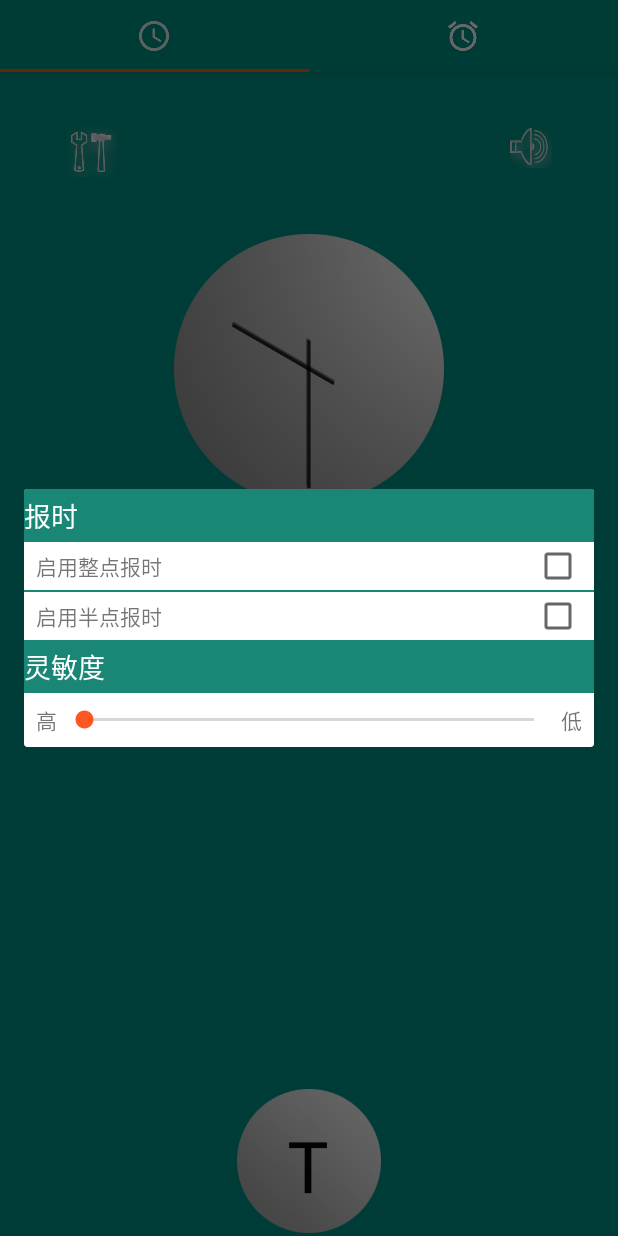
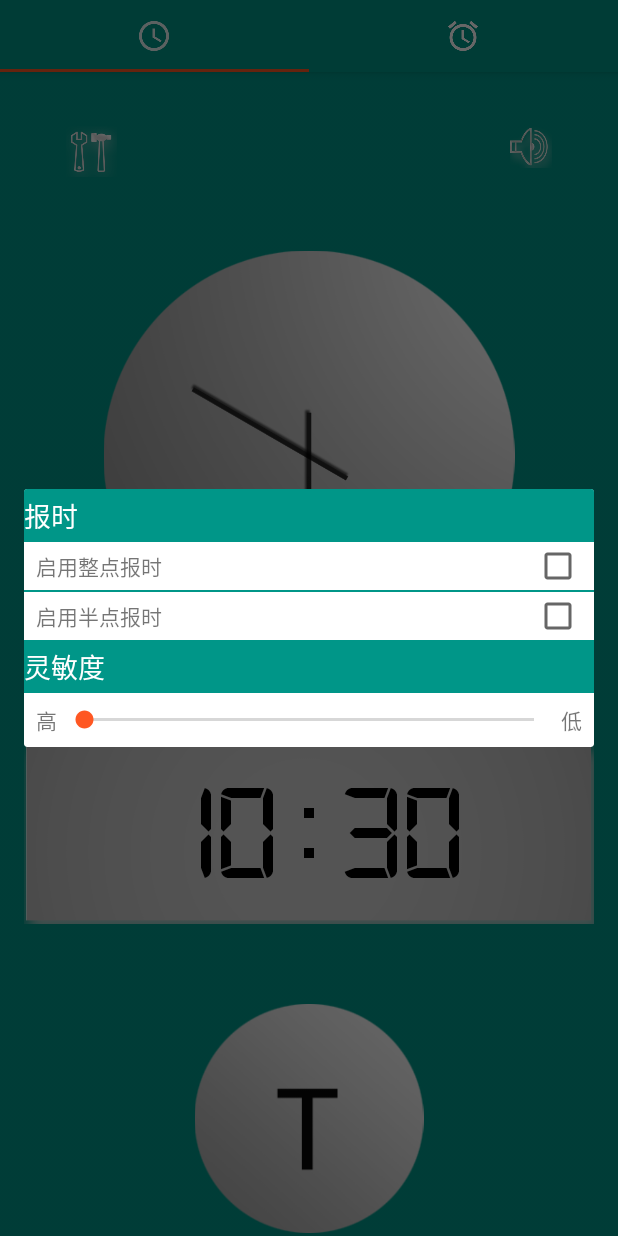
Before and after one commit to me020523/talking-watch, an Android app: the screen it shows after launch (MainActivity), after a tap on an icon or button, on a phone screen of 412 x 824 dp. Run offline under Robolectric (Android 15) with nearby library versions, the phone set to English and light mode, and no system bars; libraries missing offline, so code that uses them is left out: com.origintech.lib; 3 statements that could not run were skipped.

Commit message:
修改WatchFragment布局，使其能自适应手机屏幕

```diff
--- a/app/src/main/java/com/origintech/talkingwatch/fragments/SettingDialogFragment.java
+++ b/app/src/main/java/com/origintech/talkingwatch/fragments/SettingDialogFragment.java
@@ -1,12 +1,15 @@
 package com.origintech.talkingwatch.fragments;
 
 import android.app.Activity;
+import android.app.Dialog;
 import android.os.Bundle;
+import android.support.annotation.NonNull;
 import android.support.annotation.Nullable;
 import android.support.v4.app.DialogFragment;
 import android.view.LayoutInflater;
 import android.view.View;
 import android.view.ViewGroup;
+import android.view.Window;
 import android.widget.Button;
 import android.widget.CheckBox;
 import android.widget.CompoundButton;
@@ -54,8 +57,15 @@ public class SettingDialogFragment extends DialogFragment {
         mSensativeSetting = (SeekBar)v.findViewById(R.id.seekBar);
         mServiceRestart = (Button)v.findViewById(R.id.restart_service);
 
+        return v;
+    }
 
-        return v;
+    @NonNull
+    @Override
+    public Dialog onCreateDialog(Bundle savedInstanceState) {
+        Dialog d =  super.onCreateDialog(savedInstanceState);
+        d.requestWindowFeature(Window.FEATURE_NO_TITLE);
+        return d;
     }
 
     @Override
--- a/app/src/main/java/com/origintech/talkingwatch/view/SimpleTextClock.java
+++ b/app/src/main/java/com/origintech/talkingwatch/view/SimpleTextClock.java
@@ -162,11 +162,11 @@ public class SimpleTextClock extends View {
             mPaint.setTextSize(2 * h / 3);
         }
         StaticLayout staticLayout = new StaticLayout(time,mPaint,
-                w, Layout.Alignment.ALIGN_NORMAL,1.0f,0,false);   //倒数第三个参数不能为0，否则文字不会显示
+                w, Layout.Alignment.ALIGN_NORMAL,1.0f,0.0f,true);   //倒数第三个参数不能为0，否则文字不会显示
         Paint.FontMetrics fm = mPaint.getFontMetrics();
         float fontW = mPaint.measureText(time);
-        canvas.translate(fontW / 2,
-                (staticLayout.getLineBottom(0) - staticLayout.getLineTop(0))  / 2);
+        canvas.translate((w - fontW) / 2,
+                (h - (staticLayout.getLineBottom(0) - staticLayout.getLineTop(0)))  / 2);
         staticLayout.draw(canvas);
         canvas.restore();
         canvas.save();
--- a/app/src/main/res/layout/fragment_main.xml
+++ b/app/src/main/res/layout/fragment_main.xml
@@ -8,26 +8,19 @@
     android:theme="@style/AppTheme"
     tools:context=".fragments.WatchFragment">
 
-    <RelativeLayout
+    <LinearLayout
+        android:orientation="vertical"
         android:layout_width="match_parent"
         android:layout_height="0dp"
         android:layout_weight="1"
         android:paddingLeft="@dimen/activity_horizontal_margin"
         android:paddingRight="@dimen/activity_horizontal_margin"
         android:paddingTop="@dimen/activity_vertical_margin">
-        <com.origintech.talkingwatch.view.SimpleAnalogClock
-            android:layout_width="180dp"
-            android:layout_height="180dp"
-            android:id="@+id/analogClock"
-            android:layout_centerHorizontal="true"
-            android:layout_marginTop="100dp"
-            my:dial="@drawable/dial"
-            my:hour_hand="@drawable/hour_hand"
-            my:min_hand="@drawable/minute_hand"
-            my:min_hand_offset="60dp"
-            my:hour_hand_offset="60dp"/>
-
+        <RelativeLayout
+            android:layout_width="match_parent"
+            android:layout_height="wrap_content">
             <ImageButton
+                android:layout_gravity="left"
                 android:layout_width="42dp"
                 android:layout_height="42dp"
                 android:id="@+id/btn_setting"
@@ -37,12 +30,10 @@
                 android:scaleType="fitCenter"
                 android:background="@drawable/bg_setting"
                 android:layout_alignTop="@+id/btn_talking_toggle"
-            android:layout_alignParentLeft="true"
-            android:layout_alignParentStart="true"
                 android:layout_marginLeft="24dp"
                 android:layout_marginStart="24dp" />
-
             <ImageButton
+                android:layout_gravity="right"
                 android:layout_width="36dp"
                 android:layout_height="36dp"
                 android:id="@+id/btn_talking_toggle"
@@ -56,22 +47,47 @@
                 android:layout_marginRight="24dp"
                 android:layout_marginEnd="24dp"
                 android:layout_marginTop="24dp" />
-
+        </RelativeLayout>
+        <View android:layout_width="0.0dip"
+            android:layout_height="0.0dip"
+            android:layout_weight="3" />
+        <LinearLayout
+            android:layout_width="match_parent"
+            android:orientation="vertical"
+            android:layout_gravity="center"
+            android:layout_height="0dp"
+            android:layout_weight="30">
+            <com.origintech.talkingwatch.view.SimpleAnalogClock
+                android:layout_width="match_parent"
+                android:layout_height="0dp"
+                android:layout_weight="30"
+                android:id="@+id/analogClock"
+                my:dial="@drawable/dial"
+                my:hour_hand="@drawable/hour_hand"
+                my:min_hand="@drawable/minute_hand"
+                my:min_hand_offset="60dp"
+                my:hour_hand_offset="60dp"/>
+            <View android:layout_width="0.0dip"
+                android:layout_height="0.0dip"
+                android:layout_weight="5.0" />
             <com.origintech.talkingwatch.view.SimpleTextClock
+                android:layout_gravity="center_horizontal"
                 android:id="@+id/textClock"
-            android:layout_below="@id/analogClock"
-            android:layout_marginTop="48dp"
-            android:layout_width="300dp"
-            android:layout_height="100dp"
-            android:layout_centerHorizontal="true"
+                android:layout_width="match_parent"
+                android:layout_height="0dp"
+                android:layout_weight="15"
                 my:clock_bg="@drawable/text_background"
                 my:custom_font="digital_7_mono.ttf"/>
-
+        </LinearLayout>
+        <View android:layout_width="0.0dip"
+            android:layout_height="0.0dip"
+            android:layout_weight="3.0" />
         <android.support.v7.widget.AppCompatImageView
             android:id="@+id/talking"
             android:elevation="12dp"
-            android:layout_width="96dp"
-            android:layout_height="96dp"
+            android:layout_width="match_parent"
+            android:layout_height="0dp"
+            android:layout_weight="10"
             android:layout_alignParentBottom="true"
             android:src="@drawable/talk_background"
             android:scaleType="fitCenter"
@@ -91,7 +107,7 @@
             android:layout_alignParentBottom="true"
             android:layout_margin="4dp"
             android:src="@drawable/ic_stars_white_48dp" />
-    </RelativeLayout>
+    </LinearLayout>
 
     <LinearLayout
         android:id="@+id/banner"
--- a/app/src/main/res/layout/setting_dialog.xml
+++ b/app/src/main/res/layout/setting_dialog.xml
@@ -5,8 +5,6 @@
     android:layout_width="300dp"
     android:layout_height="wrap_content"
     android:gravity="center">
-
-
     <TextView
         android:background="@color/bg_item_bg"
         android:layout_width="match_parent"
--- a/app/src/main/res/values/colors.xml
+++ b/app/src/main/res/values/colors.xml
@@ -1,9 +1,9 @@
 <?xml version="1.0" encoding="utf-8"?>
 <resources>
-    <color name="btn_toggle_color">#29b6f6</color>
-    <color name="bg_item_bg">#1A8675</color>
+    <color name="btn_toggle_color">#FF5722</color>
+    <color name="bg_item_bg">#009688</color>
     <color name ="primary"> #009688 </color>
     <color name ="primary_dark">#00796B </color>
     <color name ="accent"> #FF5722 </color>
-    <color name ="fragment_bg"> #e5e5e5 </color>
+    <color name ="fragment_bg"> #009688 </color>
 </resources>
```
Also changed, not shown: 1 other file. Lines whose indentation alone changed are shown as unchanged.
